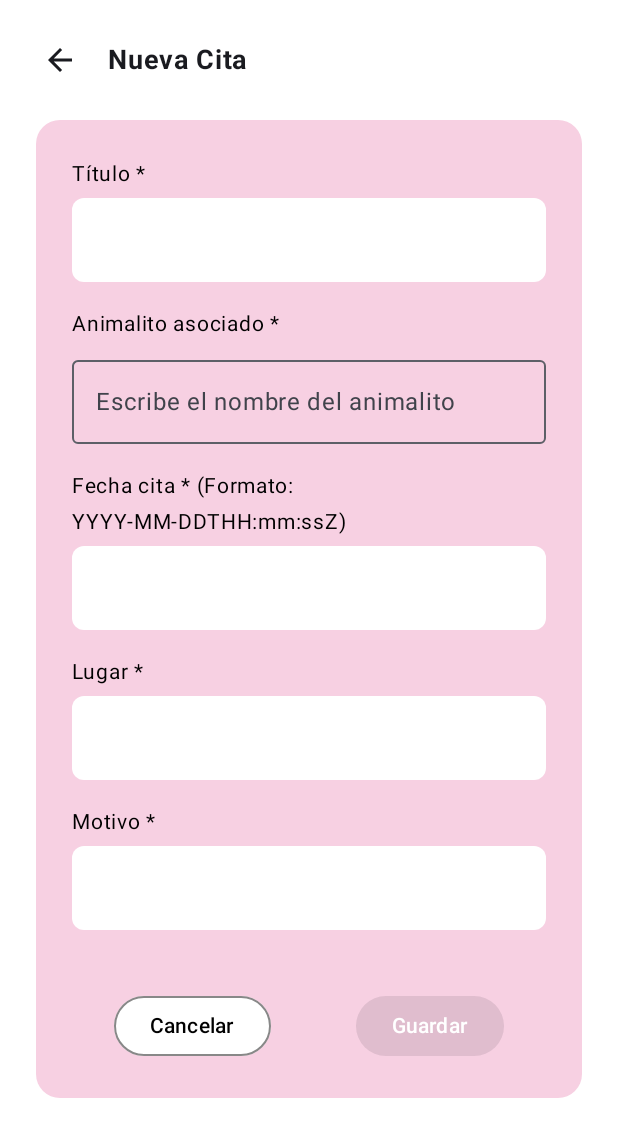
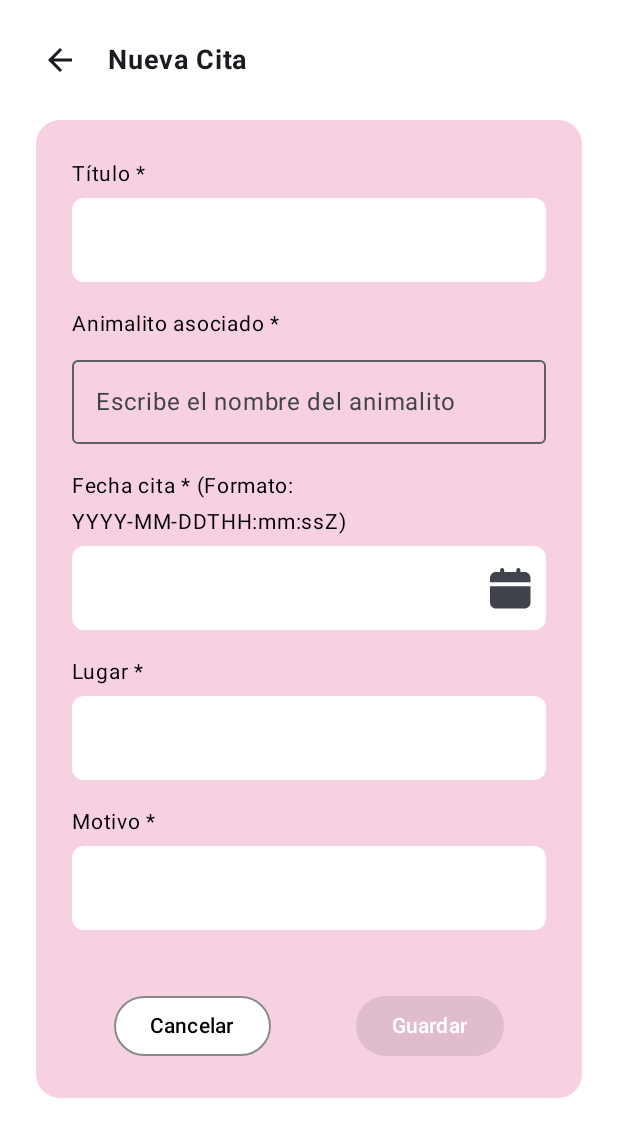
Before and after one commit to Miteek2000/Huellitas-callejeras, an Android app built with Jetpack Compose: the composable EditarCitaScreen shown on its own in the app's theme, on a phone screen of 412 x 824 dp. Shown: the top 1137 px of the screen. Run offline under Robolectric (Android 15) with nearby library versions, the phone set to English and light mode, and no system bars.

Commit message:
arreglo de iconos

```diff
--- a/app/src/main/java/com/proyecto/huellitas_callejeras/screens/EditarCitaScreen.kt
+++ b/app/src/main/java/com/proyecto/huellitas_callejeras/screens/EditarCitaScreen.kt
@@ -2,6 +2,7 @@ package com.proyecto.huellitas_callejeras.screens
 
 import androidx.compose.foundation.BorderStroke
 import androidx.compose.foundation.background
+import androidx.compose.foundation.clickable
 import androidx.compose.foundation.layout.*
 import androidx.compose.foundation.rememberScrollState
 import androidx.compose.foundation.shape.RoundedCornerShape
@@ -13,11 +14,13 @@ import androidx.compose.runtime.*
 import androidx.compose.ui.Alignment
 import androidx.compose.ui.Modifier
 import androidx.compose.ui.graphics.Color
+import androidx.compose.ui.res.painterResource
 import androidx.compose.ui.text.font.FontWeight
 import androidx.compose.ui.unit.dp
 import androidx.compose.ui.unit.sp
 import androidx.lifecycle.viewmodel.compose.viewModel
 import androidx.navigation.NavController
+import com.proyecto.huellitas_callejeras.R
 import com.proyecto.huellitas_callejeras.screens.components.AnimalSearchDropdown
 import com.proyecto.huellitas_callejeras.viewmodels.CitasMedicasViewModel
 
@@ -31,6 +34,7 @@ fun EditarCitaScreen(
     val uiState by viewModel.uiState.collectAsState()
     val allAnimals by viewModel.allAnimals.collectAsState()
     val selectedAnimal by viewModel.selectedAnimal.collectAsState()
+    val datePickerState = rememberDatePickerState()
 
     val loading = uiState.loading
     val error = uiState.error
@@ -77,6 +81,25 @@ fun EditarCitaScreen(
                     }
                 }
             }
+        }
+    }
+
+    if (uiState.showDatePickerDialog) {
+        DatePickerDialog(
+            onDismissRequest = { viewModel.onShowDatePickerDialog(false) },
+            confirmButton = {
+                TextButton(onClick = { viewModel.onDateSelectedForCita(datePickerState.selectedDateMillis) })
+                {
+                    Text("Aceptar")
+                }
+            },
+            dismissButton = {
+                TextButton(onClick = { viewModel.onShowDatePickerDialog(false) }) {
+                    Text("Cancelar")
+                }
+            }
+        ) {
+            DatePicker(state = datePickerState)
         }
     }
 
@@ -141,7 +164,6 @@ fun EditarCitaScreen(
             )
         }
 
-        // Formulario
         Column(
             modifier = Modifier
                 .fillMaxWidth()
@@ -186,6 +208,13 @@ fun EditarCitaScreen(
                 value = cita.fechaCita,
                 onValueChange = { newValue ->
                     viewModel.updateEditingCita { it.copy(fechaCita = newValue) }
+                },
+                trailingIcon = {
+                    Icon(
+                        painter = painterResource(id = R.drawable.calender),
+                        contentDescription = "Calendar Icon",
+                        modifier = Modifier.clickable { viewModel.onShowDatePickerDialog(true) }
+                    )
                 }
             )
 
@@ -254,7 +283,9 @@ fun CitaTextField(
     label: String,
     value: String,
     onValueChange: (String) -> Unit,
-    modifier: Modifier = Modifier
+    modifier: Modifier = Modifier,
+    leadingIcon: @Composable (() -> Unit)? = null,
+    trailingIcon: @Composable (() -> Unit)? = null
 ) {
     Column(modifier = modifier.fillMaxWidth()) {
         Text(text = label, color = Color.Black, fontSize = 14.sp)
@@ -273,6 +304,8 @@ fun CitaTextField(
                 focusedTextColor = Color.Black,
                 unfocusedTextColor = Color.Black
             ),
+            leadingIcon = leadingIcon,
+            trailingIcon = trailingIcon,
             singleLine = true
         )
         Spacer(modifier = Modifier.height(16.dp))
--- a/app/src/main/java/com/proyecto/huellitas_callejeras/viewmodels/presentation/CItasUiState.kt
+++ b/app/src/main/java/com/proyecto/huellitas_callejeras/viewmodels/presentation/CItasUiState.kt
@@ -7,5 +7,6 @@ data class CitasUiState(
     val citasFiltradasPorFecha: List<Cita> = emptyList(),
     val cita: Cita? = null,
     val loading: Boolean = false,
-    val error: String? = null
+    val error: String? = null,
+    val showDatePickerDialog: Boolean = false
 )
```
Also changed, not shown: app/src/main/java/com/proyecto/huellitas_callejeras/screens/CitasMedicasScreen.kt (+11 -1 lines), app/src/main/java/com/proyecto/huellitas_callejeras/viewmodels/CitasMedicasViewModel.kt (+17 -0 lines).
